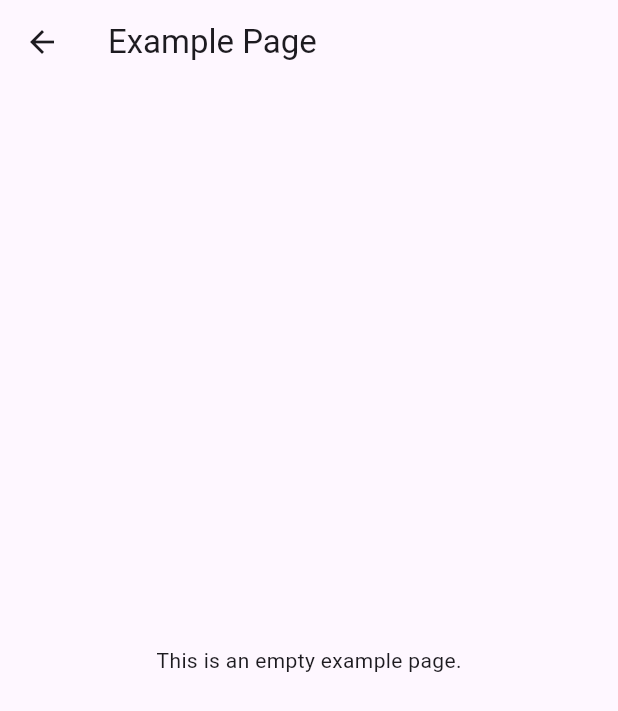
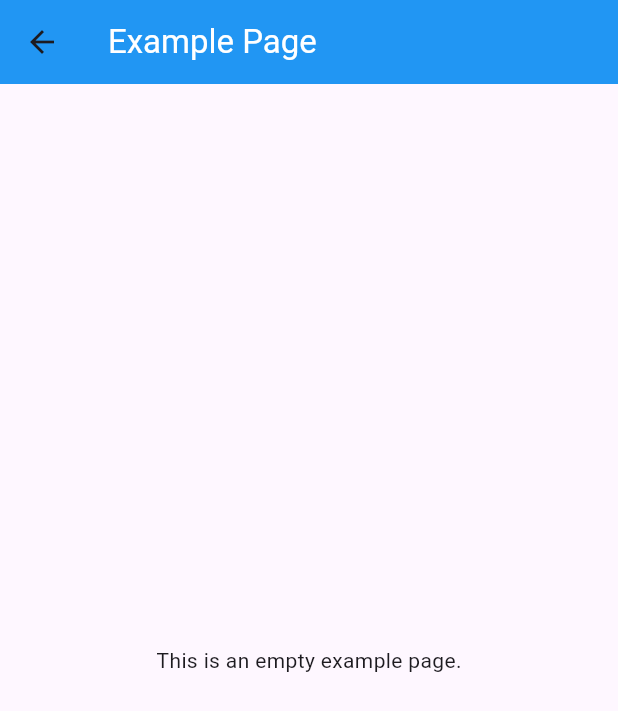
Before and after one commit to bivanovski/Flutter-Projects, a Flutter app: the screen it shows after launch, after a tap on "Navigate to New Route", on a phone screen of 412 x 824 dp. Shown: the top 711 px of the screen. Run offline on Flutter 3.47's test engine with Material 3 defaults, Android fonts, the phone set to English and light mode, and no system bars; our stand-ins replace fl_chart.

Commit message:
added styling

```diff
--- a/LifecycleApp/lib/example_page.dart
+++ b/LifecycleApp/lib/example_page.dart
@@ -7,7 +7,8 @@ class ExamplePage extends StatelessWidget {
   Widget build(BuildContext context) {
     return Scaffold(
       appBar: AppBar(
-        title: const Text('Example Page'),
+        title: const Text('Example Page', style: TextStyle(color: Colors.white),),
+        backgroundColor: Colors.blue,
       ),
       body: const Center(
         child: Text('This is an empty example page.'),
--- a/LifecycleApp/lib/home_page.dart
+++ b/LifecycleApp/lib/home_page.dart
@@ -29,19 +29,21 @@ class _HomePageState extends State<HomePage> {
   Widget build(BuildContext context) {
     return Scaffold(
       appBar: AppBar(
-        title: const Text('Home Page'),
+        title: const Text('Home Page', style: TextStyle(color: Colors.white),),
+        backgroundColor: Colors.blue,
       ),
       body: Center(
         child: Column(
           mainAxisAlignment: MainAxisAlignment.center,
           children: <Widget>[
             Text(
-              'Demo counter: $_counter',
+              'Counter: $_counter',
               style: Theme.of(context).textTheme.headlineMedium,
             ),
             ElevatedButton(
               onPressed: _resetCounter,
-              child: const Text('Reset Count'),
+              child: const Text('Reset Count', style: TextStyle(color: Colors.white)),
+              style: ElevatedButton.styleFrom(backgroundColor: Colors.blue),
             ),
             ElevatedButton(
               onPressed: () {
@@ -50,7 +52,8 @@ class _HomePageState extends State<HomePage> {
                   MaterialPageRoute(builder: (context) => const ExamplePage()),
                 );
               },
-              child: const Text('Navigate to New Route'),
+              style: ElevatedButton.styleFrom(backgroundColor: Colors.blue),
+              child: const Text('Navigate to New Route', style: TextStyle(color: Colors.white)),
             ),
           ],
         ),
@@ -58,7 +61,9 @@ class _HomePageState extends State<HomePage> {
       floatingActionButton: FloatingActionButton(
         onPressed: _incrementCounter,
         tooltip: 'Increment',
-        child: const Icon(Icons.add),
+        child: const Icon(Icons.add, color: Colors.white,),
+        backgroundColor: Colors.blue,
+        shape: CircleBorder(),
       ),
     );
   }
--- a/meals_app/lib/screens/meal_details.dart
+++ b/meals_app/lib/screens/meal_details.dart
@@ -6,7 +6,6 @@ class MealDetails extends StatelessWidget {
 
   final Function isFavorite;
   final Function toggleFavorite;
-
 
   MealDetails(this.isFavorite, this.toggleFavorite);
 
```
